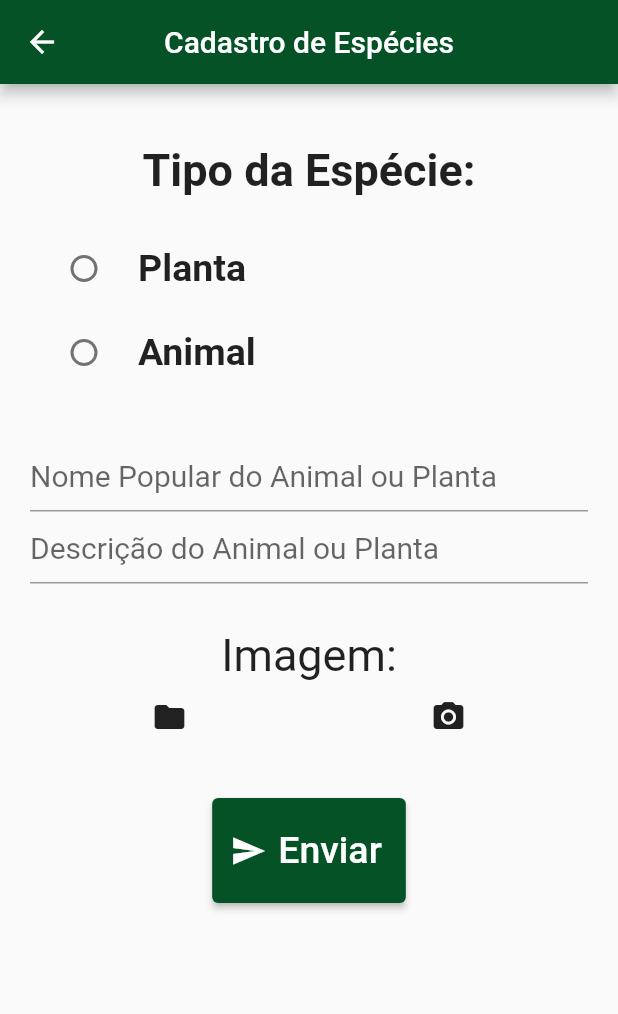
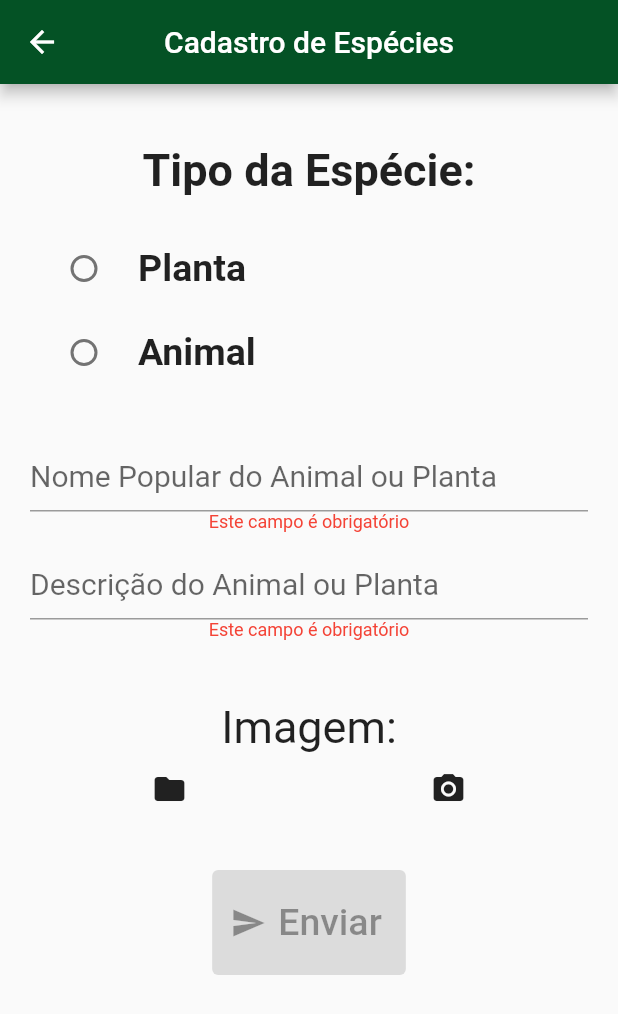
Before and after one commit to AlissonJB13/newbioif, a Flutter app: the Especies screen opened directly with empty values, on a phone screen of 412 x 824 dp. Shown: the top 1014 px of the screen. Run offline on Flutter 3.47's test engine with Material 2 defaults, Android fonts, the phone set to English and light mode, and no system bars; our stand-ins replace cached_network_image, cloud_firestore, connectivity_plus, firebase_auth, firebase_core, firebase_storage and 9 more; missing offline and left inert: flutter_pdfview; accounts and stored records are empty.

Commit message:
campo obrigatório implementado na postagem

```diff
--- a/bio_if/lib/visualizacao/especies.dart
+++ b/bio_if/lib/visualizacao/especies.dart
@@ -47,6 +47,36 @@ class _EspeciesState extends State<Especies> {
   int contagem = 0;
   String nomeUsuario = "";
   bool _isUploading = false;
+  bool _isButtonEnabled = false; // Inicialmente, o botão está desabilitado
+
+  void _checkButtonState() {
+    // Verifica se os campos de texto estão vazios
+    final nomeIsEmpty = _controllerNome.text.isEmpty;
+    final descricaoIsEmpty = _controllerDescricao.text.isEmpty;
+
+    // Atualiza o estado do botão com base na condição
+    setState(() {
+      _isButtonEnabled = !(nomeIsEmpty || descricaoIsEmpty);
+    });
+  }
+
+  @override
+  void initState() {
+    // TODO: implement initState
+    super.initState();
+    _controllerNome.addListener(_checkButtonState);
+    _controllerDescricao.addListener(_checkButtonState);
+  }
+
+  @override
+  void dispose() {
+    // Remove os ouvintes ao encerrar o widget
+    _controllerNome.removeListener(_checkButtonState);
+    _controllerDescricao.removeListener(_checkButtonState);
+    _controllerNome.dispose();
+    _controllerDescricao.dispose();
+    super.dispose();
+  }
 
   Future _capturaFoto(bool daCamera) async {
     final ImagePicker picker = ImagePicker();
@@ -94,21 +124,21 @@ class _EspeciesState extends State<Especies> {
       barrierDismissible: false,
       builder: (BuildContext context) {
         return AlertDialog(
-          title: Text("Confirmação"),
-          content: Text("Deseja prosseguir com a postagem?"),
+          title: const Text("Confirmação"),
+          content: const Text("Deseja prosseguir com a postagem?"),
           actions: [
+            TextButton(
+              onPressed: () {
+                Navigator.pop(context); // Fechar o AlertDialog
+              },
+              child: const Text("Cancelar"),
+            ),
             TextButton(
               onPressed: () {
                 Navigator.pop(context); // Fechar o AlertDialog
                 _iniciarUpload(); // Iniciar o processo de upload
               },
-              child: Text("Sim"),
-            ),
-            TextButton(
-              onPressed: () {
-                Navigator.pop(context); // Fechar o AlertDialog
-              },
-              child: Text("Cancelar"),
+              child: const Text("Sim"),
             ),
           ],
         );
@@ -281,11 +311,19 @@ class _EspeciesState extends State<Especies> {
                 ),
                 controller: _controllerNome,
               ),
-              ConstrainedBox(
-                constraints: const BoxConstraints(
-                  maxHeight: 150,
+              _controllerNome.text.isEmpty
+                  ? const Text("Este campo é obrigatório",
+                      style: TextStyle(
+                        fontSize: 12,
+                        color: Colors.red,
+                        // Cor vermelha para chamar atenção
                       ),
-                child: TextFormField(
+                      textAlign: TextAlign.left)
+                  : const SizedBox(),
+              const SizedBox(
+                height: 10,
+              ),
+              TextFormField(
                 maxLines: null,
                 decoration: const InputDecoration(
                   hintText: "Descrição do Animal ou Planta",
@@ -293,7 +331,19 @@ class _EspeciesState extends State<Especies> {
                 ),
                 controller: _controllerDescricao,
               ),
+              _controllerDescricao.text.isEmpty
+                  ? const Text("Este campo é obrigatório",
+                      style: TextStyle(
+                        fontSize: 12,
+                        color: Colors.red,
+                        // Cor vermelha para chamar atenção
                       ),
+                      textAlign: TextAlign.left)
+                  : const SizedBox(),
+              const SizedBox(
+                height: 10,
+              ),
+
               const SizedBox(
                 height: 30,
               ),
@@ -337,7 +387,7 @@ class _EspeciesState extends State<Especies> {
                   style: ElevatedButton.styleFrom(
                     backgroundColor: const Color.fromARGB(255, 04, 82, 37),
                   ),
-                  onPressed: _postagem,
+                  onPressed: _isButtonEnabled ? _postagem : null,
                 ),
               ),
               /*Padding(
--- a/bio_if/pubspec.yaml
+++ b/bio_if/pubspec.yaml
@@ -54,6 +54,9 @@ dependencies:
   provider: ^6.0.5
   connectivity_plus: ^4.0.2
   shared_preferences: ^2.2.1
+  pdf: ^3.10.4
+  flutter_pdfview: ^1.3.1
+  printing: ^5.11.0
 
 dev_dependencies:
   flutter_test:
```
Also changed, not shown: bio_if/lib/visualizacao/bioifpdf.dart (added, +140 -0 lines), bio_if/lib/visualizacao/home.dart (+6 -2 lines), bio_if/pubspec.lock, 1 other file. Lines whose indentation alone changed are shown as unchanged.
